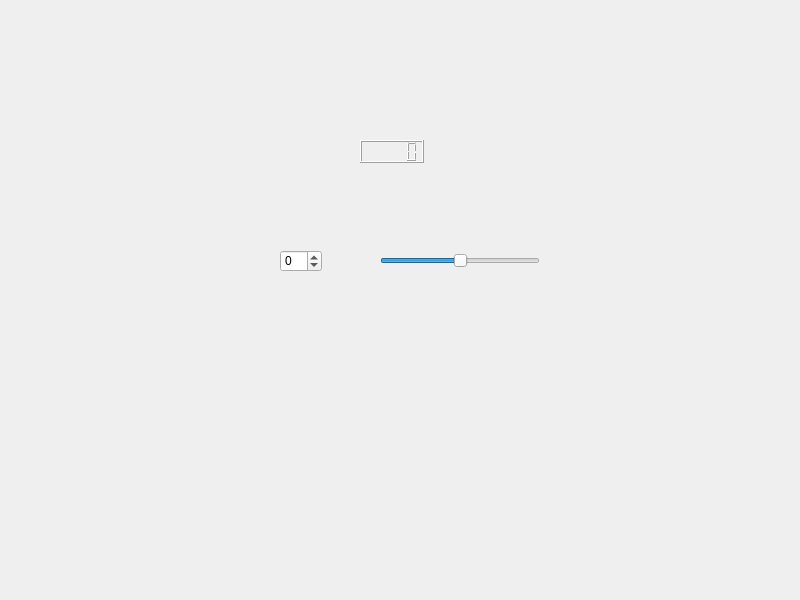
Old version of the form widget.ui in the repository kang2486/Spinbox.
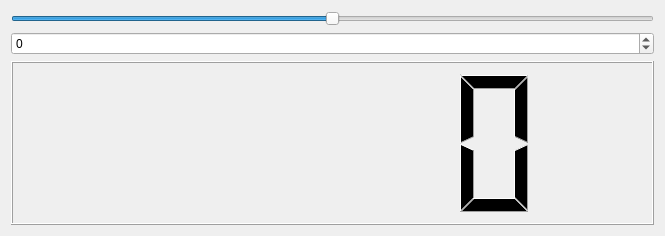
New version of the form.

Commit message: Project Completed

What changed in the file:
```diff
--- a/widget.ui
+++ b/widget.ui
@@ -6,22 +6,18 @@
    <rect>
     <x>0</x>
     <y>0</y>
-    <width>800</width>
-    <height>600</height>
+    <width>665</width>
+    <height>236</height>
    </rect>
   </property>
   <property name="windowTitle">
    <string>Widget</string>
   </property>
+  <layout class="QVBoxLayout" name="verticalLayout_2">
+   <item>
+    <layout class="QVBoxLayout" name="verticalLayout">
+     <item>
   <widget class="QSlider" name="horizontalSlider">
-   <property name="geometry">
-    <rect>
-     <x>380</x>
-     <y>250</y>
-     <width>160</width>
-     <height>22</height>
-    </rect>
-   </property>
    <property name="minimum">
     <number>-100</number>
    </property>
@@ -32,15 +28,9 @@
     <enum>Qt::Orientation::Horizontal</enum>
    </property>
   </widget>
+     </item>
+     <item>
   <widget class="QSpinBox" name="spinBox">
-   <property name="geometry">
-    <rect>
-     <x>280</x>
-     <y>250</y>
-     <width>42</width>
-     <height>22</height>
-    </rect>
-   </property>
    <property name="minimum">
     <number>-100</number>
    </property>
@@ -48,16 +38,13 @@
     <number>100</number>
    </property>
   </widget>
-  <widget class="QLCDNumber" name="lcdNumber">
-   <property name="geometry">
-    <rect>
-     <x>360</x>
-     <y>140</y>
-     <width>64</width>
-     <height>23</height>
-    </rect>
-   </property>
-  </widget>
+     </item>
+     <item>
+      <widget class="QLCDNumber" name="lcdNumber"/>
+     </item>
+    </layout>
+   </item>
+  </layout>
  </widget>
  <resources/>
  <connections>
```
Lines whose indentation alone changed are shown as unchanged.
